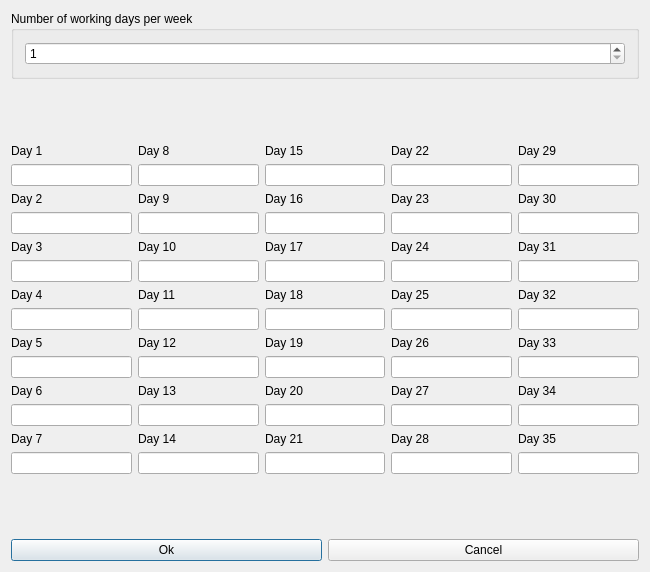
rodolforg/fet, file src/interface/daysform_template.ui: the form before one commit.
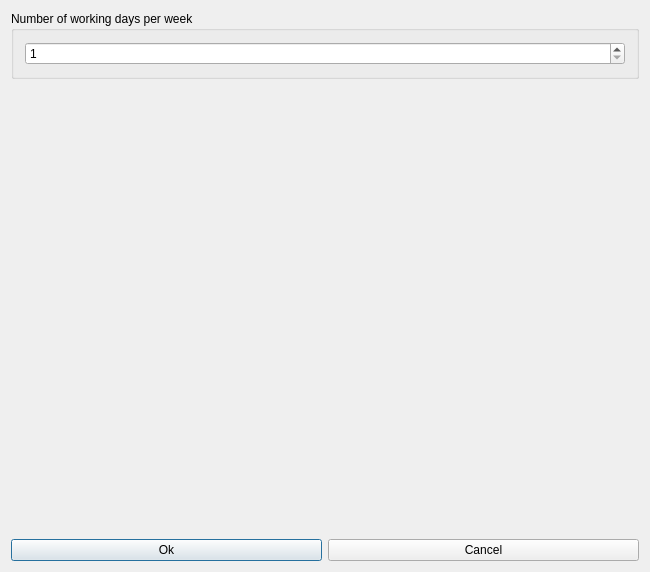
The form after the commit.

The edit to the form file:
```diff
--- a/src/interface/daysform_template.ui
+++ b/src/interface/daysform_template.ui
@@ -50,483 +50,7 @@
     </spacer>
    </item>
    <item row="2" column="0">
-    <layout class="QHBoxLayout" name="horizontalLayout">
-     <item>
-      <layout class="QVBoxLayout">
-       <item>
-        <widget class="QLabel" name="day1TextLabel">
-         <property name="text">
-          <string>Day 1</string>
-         </property>
-         <property name="wordWrap">
-          <bool>false</bool>
-         </property>
-        </widget>
-       </item>
-       <item>
-        <widget class="QLineEdit" name="day1LineEdit"/>
-       </item>
-       <item>
-        <widget class="QLabel" name="day2TextLabel">
-         <property name="text">
-          <string>Day 2</string>
-         </property>
-         <property name="wordWrap">
-          <bool>false</bool>
-         </property>
-        </widget>
-       </item>
-       <item>
-        <widget class="QLineEdit" name="day2LineEdit"/>
-       </item>
-       <item>
-        <widget class="QLabel" name="day3TextLabel">
-         <property name="text">
-          <string>Day 3</string>
-         </property>
-         <property name="wordWrap">
-          <bool>false</bool>
-         </property>
-        </widget>
-       </item>
-       <item>
-        <widget class="QLineEdit" name="day3LineEdit"/>
-       </item>
-       <item>
-        <widget class="QLabel" name="day4TextLabel">
-         <property name="text">
-          <string>Day 4</string>
-         </property>
-         <property name="wordWrap">
-          <bool>false</bool>
-         </property>
-        </widget>
-       </item>
-       <item>
-        <widget class="QLineEdit" name="day4LineEdit"/>
-       </item>
-       <item>
-        <widget class="QLabel" name="day5TextLabel">
-         <property name="text">
-          <string>Day 5</string>
-         </property>
-         <property name="wordWrap">
-          <bool>false</bool>
-         </property>
-        </widget>
-       </item>
-       <item>
-        <widget class="QLineEdit" name="day5LineEdit"/>
-       </item>
-       <item>
-        <widget class="QLabel" name="day6TextLabel">
-         <property name="text">
-          <string>Day 6</string>
-         </property>
-         <property name="wordWrap">
-          <bool>false</bool>
-         </property>
-        </widget>
-       </item>
-       <item>
-        <widget class="QLineEdit" name="day6LineEdit"/>
-       </item>
-       <item>
-        <widget class="QLabel" name="day7TextLabel">
-         <property name="text">
-          <string>Day 7</string>
-         </property>
-         <property name="wordWrap">
-          <bool>false</bool>
-         </property>
-        </widget>
-       </item>
-       <item>
-        <widget class="QLineEdit" name="day7LineEdit"/>
-       </item>
-      </layout>
-     </item>
-     <item>
-      <layout class="QVBoxLayout">
-       <item>
-        <widget class="QLabel" name="day8TextLabel">
-         <property name="text">
-          <string>Day 8</string>
-         </property>
-         <property name="wordWrap">
-          <bool>false</bool>
-         </property>
-        </widget>
-       </item>
-       <item>
-        <widget class="QLineEdit" name="day8LineEdit"/>
-       </item>
-       <item>
-        <widget class="QLabel" name="day9TextLabel">
-         <property name="text">
-          <string>Day 9</string>
-         </property>
-         <property name="wordWrap">
-          <bool>false</bool>
-         </property>
-        </widget>
-       </item>
-       <item>
-        <widget class="QLineEdit" name="day9LineEdit"/>
-       </item>
-       <item>
-        <widget class="QLabel" name="day10TextLabel">
-         <property name="text">
-          <string>Day 10</string>
-         </property>
-         <property name="wordWrap">
-          <bool>false</bool>
-         </property>
-        </widget>
-       </item>
-       <item>
-        <widget class="QLineEdit" name="day10LineEdit"/>
-       </item>
-       <item>
-        <widget class="QLabel" name="day11TextLabel">
-         <property name="text">
-          <string>Day 11</string>
-         </property>
-         <property name="wordWrap">
-          <bool>false</bool>
-         </property>
-        </widget>
-       </item>
-       <item>
-        <widget class="QLineEdit" name="day11LineEdit"/>
-       </item>
-       <item>
-        <widget class="QLabel" name="day12TextLabel">
-         <property name="text">
-          <string>Day 12</string>
-         </property>
-         <property name="wordWrap">
-          <bool>false</bool>
-         </property>
-        </widget>
-       </item>
-       <item>
-        <widget class="QLineEdit" name="day12LineEdit"/>
-       </item>
-       <item>
-        <widget class="QLabel" name="day13TextLabel">
-         <property name="text">
-          <string>Day 13</string>
-         </property>
-         <property name="wordWrap">
-          <bool>false</bool>
-         </property>
-        </widget>
-       </item>
-       <item>
-        <widget class="QLineEdit" name="day13LineEdit"/>
-       </item>
-       <item>
-        <widget class="QLabel" name="day14TextLabel">
-         <property name="text">
-          <string>Day 14</string>
-         </property>
-         <property name="wordWrap">
-          <bool>false</bool>
-         </property>
-        </widget>
-       </item>
-       <item>
-        <widget class="QLineEdit" name="day14LineEdit"/>
-       </item>
-      </layout>
-     </item>
-     <item>
-      <layout class="QVBoxLayout">
-       <item>
-        <widget class="QLabel" name="day15TextLabel">
-         <property name="text">
-          <string>Day 15</string>
-         </property>
-         <property name="wordWrap">
-          <bool>false</bool>
-         </property>
-        </widget>
-       </item>
-       <item>
-        <widget class="QLineEdit" name="day15LineEdit"/>
-       </item>
-       <item>
-        <widget class="QLabel" name="day16TextLabel">
-         <property name="text">
-          <string>Day 16</string>
-         </property>
-         <property name="wordWrap">
-          <bool>false</bool>
-         </property>
-        </widget>
-       </item>
-       <item>
-        <widget class="QLineEdit" name="day16LineEdit"/>
-       </item>
-       <item>
-        <widget class="QLabel" name="day17TextLabel">
-         <property name="text">
-          <string>Day 17</string>
-         </property>
-         <property name="wordWrap">
-          <bool>false</bool>
-         </property>
-        </widget>
-       </item>
-       <item>
-        <widget class="QLineEdit" name="day17LineEdit"/>
-       </item>
-       <item>
-        <widget class="QLabel" name="day18TextLabel">
-         <property name="text">
-          <string>Day 18</string>
-         </property>
-         <property name="wordWrap">
-          <bool>false</bool>
-         </property>
-        </widget>
-       </item>
-       <item>
-        <widget class="QLineEdit" name="day18LineEdit"/>
-       </item>
-       <item>
-        <widget class="QLabel" name="day19TextLabel">
-         <property name="text">
-          <string>Day 19</string>
-         </property>
-         <property name="wordWrap">
-          <bool>false</bool>
-         </property>
-        </widget>
-       </item>
-       <item>
-        <widget class="QLineEdit" name="day19LineEdit"/>
-       </item>
-       <item>
-        <widget class="QLabel" name="day20TextLabel">
-         <property name="text">
-          <string>Day 20</string>
-         </property>
-         <property name="wordWrap">
-          <bool>false</bool>
-         </property>
-        </widget>
-       </item>
-       <item>
-        <widget class="QLineEdit" name="day20LineEdit"/>
-       </item>
-       <item>
-        <widget class="QLabel" name="day21TextLabel">
-         <property name="text">
-          <string>Day 21</string>
-         </property>
-         <property name="wordWrap">
-          <bool>false</bool>
-         </property>
-        </widget>
-       </item>
-       <item>
-        <widget class="QLineEdit" name="day21LineEdit"/>
-       </item>
-      </layout>
-     </item>
-     <item>
-      <layout class="QVBoxLayout">
-       <item>
-        <widget class="QLabel" name="day22TextLabel">
-         <property name="text">
-          <string>Day 22</string>
-         </property>
-         <property name="wordWrap">
-          <bool>false</bool>
-         </property>
-        </widget>
-       </item>
-       <item>
-        <widget class="QLineEdit" name="day22LineEdit"/>
-       </item>
-       <item>
-        <widget class="QLabel" name="day23TextLabel">
-         <property name="text">
-          <string>Day 23</string>
-         </property>
-         <property name="wordWrap">
-          <bool>false</bool>
-         </property>
-        </widget>
-       </item>
-       <item>
-        <widget class="QLineEdit" name="day23LineEdit"/>
-       </item>
-       <item>
-        <widget class="QLabel" name="day24TextLabel">
-         <property name="text">
-          <string>Day 24</string>
-         </property>
-         <property name="wordWrap">
-          <bool>false</bool>
-         </property>
-        </widget>
-       </item>
-       <item>
-        <widget class="QLineEdit" name="day24LineEdit"/>
-       </item>
-       <item>
-        <widget class="QLabel" name="day25TextLabel">
-         <property name="text">
-          <string>Day 25</string>
-         </property>
-         <property name="wordWrap">
-          <bool>false</bool>
-         </property>
-        </widget>
-       </item>
-       <item>
-        <widget class="QLineEdit" name="day25LineEdit"/>
-       </item>
-       <item>
-        <widget class="QLabel" name="day26TextLabel">
-         <property name="text">
-          <string>Day 26</string>
-         </property>
-         <property name="wordWrap">
-          <bool>false</bool>
-         </property>
-        </widget>
-       </item>
-       <item>
-        <widget class="QLineEdit" name="day26LineEdit"/>
-       </item>
-       <item>
-        <widget class="QLabel" name="day27TextLabel">
-         <property name="text">
-          <string>Day 27</string>
-         </property>
-         <property name="wordWrap">
-          <bool>false</bool>
-         </property>
-        </widget>
-       </item>
-       <item>
-        <widget class="QLineEdit" name="day27LineEdit"/>
-       </item>
-       <item>
-        <widget class="QLabel" name="day28TextLabel">
-         <property name="text">
-          <string>Day 28</string>
-         </property>
-         <property name="wordWrap">
-          <bool>false</bool>
-         </property>
-        </widget>
-       </item>
-       <item>
-        <widget class="QLineEdit" name="day28LineEdit"/>
-       </item>
-      </layout>
-     </item>
-     <item>
-      <layout class="QVBoxLayout" name="_2">
-       <item>
-        <widget class="QLabel" name="day29TextLabel">
-         <property name="text">
-          <string>Day 29</string>
-         </property>
-         <property name="wordWrap">
-          <bool>false</bool>
-         </property>
-        </widget>
-       </item>
-       <item>
-        <widget class="QLineEdit" name="day29LineEdit"/>
-       </item>
-       <item>
-        <widget class="QLabel" name="day30TextLabel">
-         <property name="text">
-          <string>Day 30</string>
-         </property>
-         <property name="wordWrap">
-          <bool>false</bool>
-         </property>
-        </widget>
-       </item>
-       <item>
-        <widget class="QLineEdit" name="day30LineEdit"/>
-       </item>
-       <item>
-        <widget class="QLabel" name="day31TextLabel">
-         <property name="text">
-          <string>Day 31</string>
-         </property>
-         <property name="wordWrap">
-          <bool>false</bool>
-         </property>
-        </widget>
-       </item>
-       <item>
-        <widget class="QLineEdit" name="day31LineEdit"/>
-       </item>
-       <item>
-        <widget class="QLabel" name="day32TextLabel">
-         <property name="text">
-          <string>Day 32</string>
-         </property>
-         <property name="wordWrap">
-          <bool>false</bool>
-         </property>
-        </widget>
-       </item>
-       <item>
-        <widget class="QLineEdit" name="day32LineEdit"/>
-       </item>
-       <item>
-        <widget class="QLabel" name="day33TextLabel">
-         <property name="text">
-          <string>Day 33</string>
-         </property>
-         <property name="wordWrap">
-          <bool>false</bool>
-         </property>
-        </widget>
-       </item>
-       <item>
-        <widget class="QLineEdit" name="day33LineEdit"/>
-       </item>
-       <item>
-        <widget class="QLabel" name="day34TextLabel">
-         <property name="text">
-          <string>Day 34</string>
-         </property>
-         <property name="wordWrap">
-          <bool>false</bool>
-         </property>
-        </widget>
-       </item>
-       <item>
-        <widget class="QLineEdit" name="day34LineEdit"/>
-       </item>
-       <item>
-        <widget class="QLabel" name="day35TextLabel">
-         <property name="text">
-          <string>Day 35</string>
-         </property>
-         <property name="wordWrap">
-          <bool>false</bool>
-         </property>
-        </widget>
-       </item>
-       <item>
-        <widget class="QLineEdit" name="day35LineEdit"/>
-       </item>
-      </layout>
-     </item>
-    </layout>
+    <layout class="QGridLayout" name="dayTable"/>
    </item>
    <item row="3" column="0">
     <spacer name="spacer5">
```
